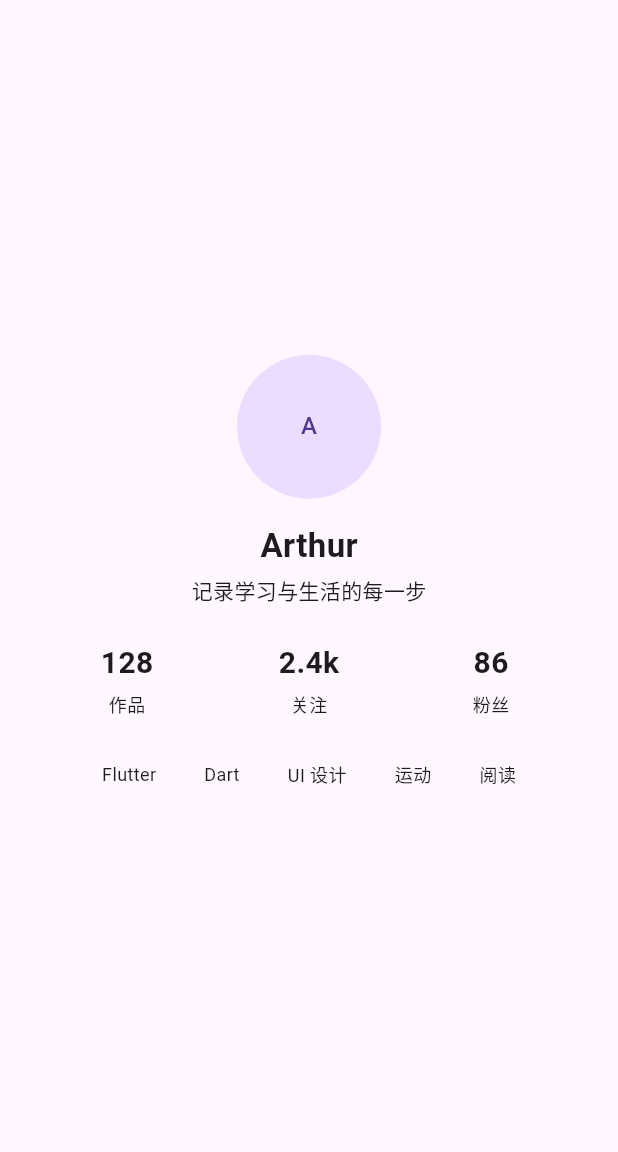
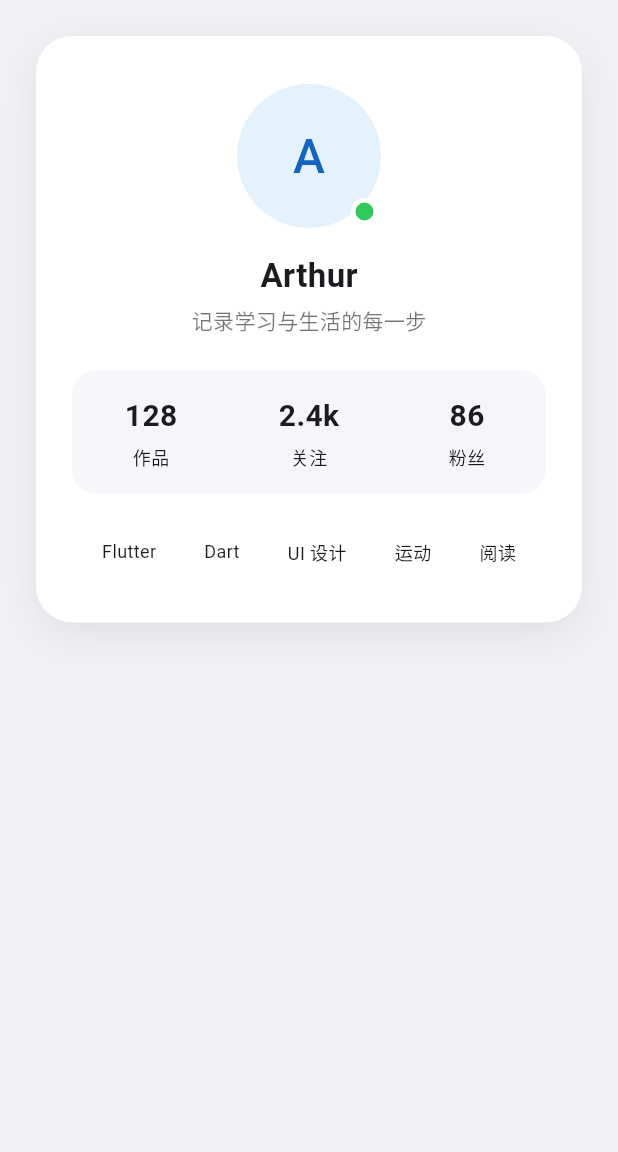
Before and after one commit to Arthur106578/m1, a Flutter app: the screen it shows after launch, on a phone screen of 412 x 824 dp, the part 84-1236 px from its top. Run offline on Flutter 3.47's test engine with Material 3 defaults, Android fonts, the phone set to English and light mode, and no system bars.

Commit message:
feat: card decoration & status badge

```diff
--- a/lib/main.dart
+++ b/lib/main.dart
@@ -22,24 +22,40 @@ class ProfileCardPage extends StatelessWidget {
   @override
   Widget build(BuildContext context) {
     return Scaffold(
+      backgroundColor: const Color(0xFFF0F2F5),
       appBar: AppBar(
         title: const Text('个人名片'),
         centerTitle: true,
       ),
       body: SafeArea(
+        child: SingleChildScrollView(
+          padding: const EdgeInsets.all(24),
           child: Center(
             child: ConstrainedBox(
               constraints: const BoxConstraints(maxWidth: 420),
-            child: Padding(
-              padding: const EdgeInsets.all(24),
+              child: Container(
+                // 整体卡片：圆角、阴影、留白
+                padding: const EdgeInsets.symmetric(horizontal: 24, vertical: 32),
+                decoration: BoxDecoration(
+                  color: Colors.white,
+                  borderRadius: BorderRadius.circular(24),
+                  boxShadow: const [
+                    BoxShadow(
+                      color: Color(0x14000000),
+                      blurRadius: 24,
+                      offset: Offset(0, 8),
+                    ),
+                  ],
+                ),
                 child: Column(
-                mainAxisAlignment: MainAxisAlignment.center,
+                  mainAxisSize: MainAxisSize.min,
                   crossAxisAlignment: CrossAxisAlignment.center,
                   children: [
-                  // 头像区
-                  const CircleAvatar(
+                    // 头像区（含在线状态徽标）
+                    const _AvatarWithBadge(
                       radius: 48,
-                    child: Text('A'),
+                      label: 'A',
+                      isOnline: true,
                     ),
                     const SizedBox(height: 16),
 
@@ -51,17 +67,24 @@ class ProfileCardPage extends StatelessWidget {
                     const SizedBox(height: 4),
                     const Text(
                       '记录学习与生活的每一步',
-                    style: TextStyle(fontSize: 14),
+                      style: TextStyle(fontSize: 14, color: Colors.black54),
                     ),
                     const SizedBox(height: 24),
 
                     // 统计条
-                  const Row(
+                    Container(
+                      padding: const EdgeInsets.symmetric(vertical: 16),
+                      decoration: BoxDecoration(
+                        color: const Color(0xFFF5F6FA),
+                        borderRadius: BorderRadius.circular(16),
+                      ),
+                      child: const Row(
                         children: [
                           _StatBlock(value: '128', label: '作品'),
                           _StatBlock(value: '2.4k', label: '关注'),
                           _StatBlock(value: '86', label: '粉丝'),
                         ],
+                      ),
                     ),
                     const SizedBox(height: 24),
 
@@ -84,6 +107,50 @@ class ProfileCardPage extends StatelessWidget {
             ),
           ),
         ),
+      ),
+    );
+  }
+}
+
+/// 头像区：Stack + Positioned 叠加在线状态徽标
+class _AvatarWithBadge extends StatelessWidget {
+  const _AvatarWithBadge({
+    required this.radius,
+    required this.label,
+    required this.isOnline,
+  });
+
+  final double radius;
+  final String label;
+  final bool isOnline;
+
+  @override
+  Widget build(BuildContext context) {
+    return Stack(
+      clipBehavior: Clip.none,
+      children: [
+        CircleAvatar(
+          radius: radius,
+          backgroundColor: const Color(0xFFE3F2FD),
+          child: Text(
+            label,
+            style: const TextStyle(fontSize: 32, color: Color(0xFF1565C0)),
+          ),
+        ),
+        Positioned(
+          right: 2,
+          bottom: 2,
+          child: Container(
+            width: 18,
+            height: 18,
+            decoration: BoxDecoration(
+              color: isOnline ? const Color(0xFF34C759) : Colors.grey,
+              shape: BoxShape.circle,
+              border: Border.all(color: Colors.white, width: 3),
+            ),
+          ),
+        ),
+      ],
     );
   }
 }
```
Lines whose indentation alone changed are shown as unchanged.
